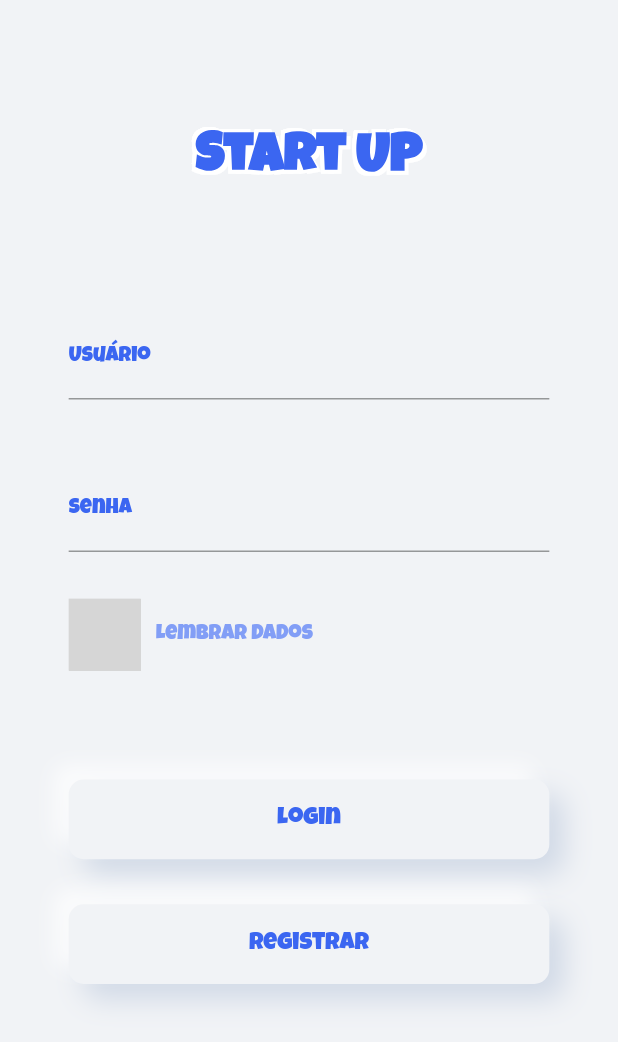
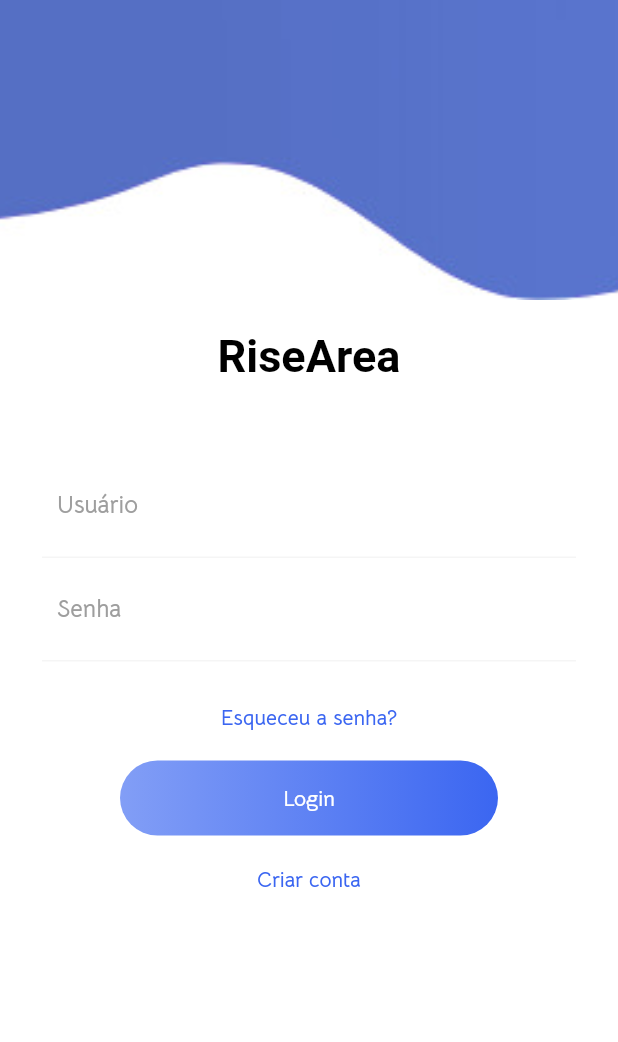
Before and after one commit to SamuelGDMG/RiseHub, a Flutter app: the screen it shows after launch, on a phone screen of 412 x 824 dp. Shown: the top 1042 px of the screen. Run offline on Flutter 3.47's test engine with Material 2 defaults, Android fonts, the phone set to English and light mode, and no system bars; our stand-ins replace clay_containers, curved_navigation_bar, flutter_screenutil, flutter_staggered_animations, font_awesome_flutter, gradient_app_bar and 1 more; missing offline and left inert: custom_switch, slimy_card; grey boxes are pictures that could not be loaded.

Commit message:
fonts and login screen

```diff
--- /dev/null
+++ b/lib/Animation/FadeAnimation.dart
@@ -0,0 +1,32 @@
+import 'package:flutter/material.dart';
+import 'package:simple_animations/simple_animations.dart';
+
+class FadeAnimation extends StatelessWidget {
+  final double delay;
+  final Widget child;
+
+  FadeAnimation(this.delay, this.child);
+
+  @override
+  Widget build(BuildContext context) {
+    final tween = MultiTrackTween([
+      Track("opacity")
+          .add(Duration(milliseconds: 500), Tween(begin: 0.0, end: 1.0)),
+      Track("translateY").add(
+          Duration(milliseconds: 500), Tween(begin: -30.0, end: 0.0),
+          curve: Curves.easeOut)
+    ]);
+
+    return ControlledAnimation(
+      delay: Duration(milliseconds: (500 * delay).round()),
+      duration: tween.duration,
+      tween: tween,
+      child: child,
+      builderWithChild: (context, child, animation) => Opacity(
+        opacity: animation["opacity"],
+        child: Transform.translate(
+            offset: Offset(0, animation["translateY"]), child: child),
+      ),
+    );
+  }
+}
--- a/lib/login-screen.dart
+++ b/lib/login-screen.dart
@@ -1,217 +1,176 @@
-import 'package:custom_switch/custom_switch.dart';
 import 'package:flutter/material.dart';
-import 'package:flutter_screenutil/flutter_screenutil.dart';
-import 'package:Business_Monsters/register_pages/register_user.dart';
-import 'package:Business_Monsters/home.dart';
+import './Animation/FadeAnimation.dart';
+
+class LoginScreen extends StatefulWidget {
+  @override
+  _LoginScreenState createState() => _LoginScreenState();
+}
 
 Color palleteLightGrey = Color(0xffc4d1fa);
 Color palleteLightBlue = Color(0xff829ef6);
 Color palleteMediumBlue = Color(0xff3b66f1);
 Color palleteBlue = Color(0xff1144e8);
 
-class LoginScreen extends StatefulWidget {
-  LoginScreen({Key key}) : super(key: key);
-
-  @override
-  _LoginScreenState createState() => _LoginScreenState();
-}
 
 class _LoginScreenState extends State<LoginScreen> {
-  bool status = true;
-
   @override
   Widget build(BuildContext context) {
-    ScreenUtil.init(context,
-        width: 1080, height: 1860, allowFontScaling: false);
     return Scaffold(
-        backgroundColor: Color(0xFFF1F3F6),
-        body: SafeArea(
-          child: SingleChildScrollView(
-            child: Container(
-                margin: EdgeInsets.symmetric(
-                    horizontal: ScreenUtil().setWidth(120)),
+      resizeToAvoidBottomInset: false,
+      backgroundColor: Colors.white,
+      body: Column(
+        crossAxisAlignment: CrossAxisAlignment.start,
+        children: <Widget>[
+          Container(
+            height: 200,
+            child: Stack(
+              children: <Widget>[
+                Positioned(
+                    child: FadeAnimation(
+                  1,
+                  Container(
+                    decoration: BoxDecoration(
+                      image: DecorationImage(
+                        fit: BoxFit.cover,
+                        image: AssetImage("images/1.jpg"),
+                      ),
+                    ),
+                  ),
+                ))
+              ],
+            ),
+          ),
+          SizedBox(
+            height: 20,
+          ),
+          Padding(
+            padding: EdgeInsets.symmetric(horizontal: 20.0),
             child: Column(
               crossAxisAlignment: CrossAxisAlignment.start,
               children: <Widget>[
-                    SizedBox(
-                      height: ScreenUtil().setHeight(200),
-                    ),
+                FadeAnimation(
+                  1,
                   Center(
                   child: Text(
-                        "Start UP",
-                        textAlign: TextAlign.center,
+                    "RiseArea",
                     style: TextStyle(
-                          fontFamily: 'LuckiestGuy',
-                            color: palleteMediumBlue,
-                            fontSize: 36,
+                      fontSize: 30,
+                      color: Colors.black,
                       fontWeight: FontWeight.bold,
-                            shadows: [
-                            Shadow( // bottomLeft
-                            offset: Offset(-2.5, -2.5),
-                        color: Colors.white,
                     ),
-                      Shadow( // bottomRight
-                          offset: Offset(-2.5, -2.5),
-                          color: Colors.white
                   ),
-                      Shadow( // topRight
-                          offset: Offset(2.5, 2.5),
-                          color: Colors.white
                   ),
-                      Shadow( // topLeft
-                          offset: Offset(-2.5, 2.5),
-                          color: Colors.white
                 ),
+                SizedBox(
+                  height: 40,
+                ),
+                FadeAnimation(
+                  1,
+                  Container(
+                    padding: EdgeInsets.all(8.0),
+                    decoration: BoxDecoration(
+                      borderRadius: BorderRadius.circular(10.0),
+                      color: Colors.transparent,
+                    ),
+                    child: Column(
+                      children: <Widget>[
+                        Container(
+                          padding: EdgeInsets.all(10.0),
+                          decoration: BoxDecoration(
+                            border: Border(
+                              bottom: BorderSide(
+                                color: Colors.grey[100],
+                              ),
+                            ),
+                          ),
+                          child: TextField(
+                            decoration: InputDecoration(
+                              border: InputBorder.none,
+                              hintText: "Usuário",
+                              hintStyle: TextStyle(color: Colors.grey,
+                              fontFamily: 'BellotaText',
+                              ),
+                            ),
+                          ),
+                        ),
+                        Container(
+                          padding: EdgeInsets.all(10.0),
+                          decoration: BoxDecoration(
+                            border: Border(
+                              bottom: BorderSide(
+                                color: Colors.grey[100],
+                              ),
+                            ),
+                          ),
+                          child: TextField(
+                            decoration: InputDecoration(
+                                border: InputBorder.none,
+                                hintText: "Senha",
+                                hintStyle: TextStyle(color: Colors.grey,
+                                fontFamily: 'BellotaText',)),
+                          ),
+                        )
                       ],
                     ),
                   ),
                 ),
                 SizedBox(
-                      height: ScreenUtil().setHeight(170),
+                  height: 20.0,
                 ),
-                    SizedBox(
-                      height: ScreenUtil().setHeight(20),
+                Center(
+                  child: FadeAnimation(
+                    1,
+                    Text(
+                      "Esqueceu a senha?",
+                      style: TextStyle(
+                        fontFamily: 'BellotaText',
+                        color: palleteMediumBlue,
                       ),
-                    Stack(
-                      children: <Widget>[
-                        TextField(
-                          style:
-                              TextStyle(color: palleteMediumBlue),
-                          decoration: InputDecoration(
-                              focusedBorder: UnderlineInputBorder(
-                                borderSide: BorderSide(
-                                    color: palleteMediumBlue,
-                                    width: 2),
                     ),
-                              labelText: "Usuário",
-                              labelStyle: TextStyle(
-                                fontFamily: 'LuckiestGuy',
-                                  color: palleteMediumBlue,
-                                  fontSize: 14)),
-                        ),
-                      ],
-                    ),
-                    SizedBox(
-                      height: ScreenUtil().setHeight(100),
-                    ),
-                    TextField(
-                      style: TextStyle(color: palleteMediumBlue),
-                      decoration: InputDecoration(
-                          focusedBorder: UnderlineInputBorder(
-                            borderSide: BorderSide(
-                                color: palleteMediumBlue,
-                                width: 2),
-                          ),
-                          labelText: "Senha",
-                          labelStyle: TextStyle(
-                            fontFamily: 'LuckiestGuy',
-                              color: palleteMediumBlue,
-                              fontSize: 14)),
-                    ),
-                    SizedBox(
-                      height: ScreenUtil().setHeight(70),
-                    ),
-                    Row(
-                      children: <Widget>[
-                        Container(
-                          decoration: BoxDecoration(
-                              ),
-                          child: CustomSwitch(
-                            activeColor: palleteMediumBlue,
-                            value: status,
-                            onChanged: (value) {
-                              setState(() {
-                                status = value;
-                              });
-                            },
                   ),
                 ),
                 SizedBox(
-                          width: 10,
+                  height: 20.0,
                 ),
-                        Text(
-                          "Lembrar dados",
-                          style:
-                              TextStyle(color: palleteLightBlue, fontSize: 14, fontFamily: 'LuckiestGuy',),
+                FadeAnimation(
+                  1,
+                  Container(
+                    height: 50,
+                    margin: EdgeInsets.symmetric(horizontal: 60),
+                    decoration: BoxDecoration(
+                      borderRadius: BorderRadius.circular(50),
+                      gradient: LinearGradient(
+            colors: [palleteLightBlue, palleteMediumBlue]),
                     ),
-                        Spacer(),
-                      ],
-                    ),
-                    SizedBox(
-                      height: ScreenUtil().setHeight(130),
-                    ),
-                    GestureDetector(
-                      onTap: () {
-                        Navigator.push(
-                            context,
-                            new MaterialPageRoute(
-                                builder: (BuildContext context) => new Home()));
-                      },
-                      child: Container(
-                        width: double.infinity,
-                        alignment: Alignment.center,
-                        height: ScreenUtil().setHeight(120),
-                        margin: EdgeInsets.symmetric(vertical: 15),
-                        decoration: BoxDecoration(
-                            color: Color(0xFFF1F3F6),
-                            borderRadius: BorderRadius.all(Radius.circular(10)),
-                            boxShadow: [
-                              BoxShadow(
-                                  offset: Offset(10, 10),
-                                  color: Color(0xFF4D70A6).withOpacity(0.2),
-                                  blurRadius: 16),
-                              BoxShadow(
-                                  offset: Offset(-10, -10),
-                                  color: Color.fromARGB(170, 255, 255, 255),
-                                  blurRadius: 10),
-                            ]),
+                    child: Center(
                       child: Text(
                         "Login",
-                          style: TextStyle(
-                            fontFamily: 'LuckiestGuy',
-                              color: palleteMediumBlue,
-                              fontSize: 16),
+                        style: TextStyle(color: Colors.white,
+                        fontFamily: 'BellotaText',),
                       ),
                     ),
                   ),
-
-                     GestureDetector(
-                      onTap: () {
-                        Navigator.push(
-                            context,
-                            new MaterialPageRoute(
-                                builder: (BuildContext context) => new SlimyCardPage2()));
-                      },
-                      child: Container(
-                        width: double.infinity,
-                        alignment: Alignment.center,
-                        height: ScreenUtil().setHeight(120),
-                        margin: EdgeInsets.symmetric(vertical: 15),
-                        decoration: BoxDecoration(
-                            color: Color(0xFFF1F3F6),
-                            borderRadius: BorderRadius.all(Radius.circular(10)),
-                            boxShadow: [
-                              BoxShadow(
-                                  offset: Offset(10, 10),
-                                  color: Color(0xFF4D70A6).withOpacity(0.2),
-                                  blurRadius: 16),
-                              BoxShadow(
-                                  offset: Offset(-10, -10),
-                                  color: Color.fromARGB(170, 255, 255, 255),
-                                  blurRadius: 10),
-                            ]),
+                ),
+                SizedBox(
+                  height: 20.0,
+                ),
+                FadeAnimation(
+                  1,
+                  Center(
                     child: Text(
-                          "Registrar",
+                      "Criar conta",
                       style: TextStyle(
-                            fontFamily: 'LuckiestGuy',
                         color: palleteMediumBlue,
-                              fontSize: 16),
+                        fontFamily: 'BellotaText',
+                      ),
                     ),
                   ),
                 ),
               ],
-                )),
             ),
-        ));
+          )
+        ],
+      ),
+    );
   }
 }
--- a/lib/pages/rewards_page.dart
+++ b/lib/pages/rewards_page.dart
@@ -2,10 +2,10 @@
 import 'package:flutter/material.dart';
 import 'package:flutter_screenutil/flutter_screenutil.dart';
 
-Color palleteBlue = Color(0xff010a43);
-Color palleteLightPink = Color(0xffffc2c2);
-Color palleteMediumPink = Color(0xffff9d9d);
-Color palletePink = Color(0xffff2e63);
+Color palleteLightGrey = Color(0xffc4d1fa);
+Color palleteLightBlue = Color(0xff829ef6);
+Color palleteMediumBlue = Color(0xff3b66f1);
+Color palleteBlue = Color(0xff1144e8);
 
 class BenefitsPage extends StatefulWidget {
   BenefitsPage({Key key}) : super(key: key);
@@ -37,28 +37,10 @@ class _BenefitsPage extends State<BenefitsPage> {
                         "Business Monsters",
                         textAlign: TextAlign.center,
                         style: TextStyle(
-                          fontFamily: 'LuckiestGuy',
-                          color: palleteMediumPink,
+                          fontFamily: 'BellotaText',
+                          color: palleteMediumBlue,
                           fontSize: 36,
                           fontWeight: FontWeight.bold,
-                          shadows: [
-                            Shadow( // bottomLeft
-                              offset: Offset(-2.5, -2.5),
-                              color: Colors.black,
-                            ),
-                            Shadow( // bottomRight
-                                offset: Offset(-2.5, -2.5),
-                                color: Colors.black,
-                            ),
-                            Shadow( // topRight
-                                offset: Offset(2.5, 2.5),
-                                color: Colors.black,
-                            ),
-                            Shadow( // topLeft
-                                offset: Offset(-2.5, 2.5),
-                                color: Colors.black,
-                            ),
-                          ],
                         ),
                       ),
                     ),
@@ -69,17 +51,17 @@ class _BenefitsPage extends State<BenefitsPage> {
                       height: ScreenUtil().setHeight(20),
 ),
                       TextField(
-                      style: TextStyle(color: palleteMediumPink),
+                      style: TextStyle(color: palleteMediumBlue),
                       decoration: InputDecoration(
                           focusedBorder: UnderlineInputBorder(
                             borderSide: BorderSide(
-                                color: palleteMediumPink,
+                                color: palleteMediumBlue,
                                 width: 2),
                           ),
                           labelText: "Pesquisar",
                           labelStyle: TextStyle(
-                            fontFamily: 'LuckiestGuy',
-                              color: palleteMediumPink,
+                            fontFamily: 'BellotaText',
+                              color: palleteMediumBlue,
                               fontSize: 14)),
                     ),
 
@@ -87,12 +69,12 @@ class _BenefitsPage extends State<BenefitsPage> {
                       mainAxisAlignment: MainAxisAlignment.end,
                       children: <Widget>[
                         FlatButton(
-                          color: palleteMediumPink,
+                          color: palleteMediumBlue,
                           onPressed: () {},
                           child: Text(
                             'Buscar',
                             textAlign: TextAlign.center,
-                            style: TextStyle(color: Colors.white, fontFamily: 'LuckiestGuy'),
+                            style: TextStyle(color: Colors.white, fontFamily: 'BellotaText'),
                             )
                           )
                       ],
@@ -104,8 +86,8 @@ class _BenefitsPage extends State<BenefitsPage> {
                             "Benefícios",
                             textAlign: TextAlign.center,
                             style: TextStyle(
-                              fontFamily: 'LuckiestGuy',
-                              color: palleteMediumPink,
+                              fontFamily: 'BellotaText',
+                              color: palleteMediumBlue,
                               fontSize: 26,
                               fontWeight: FontWeight.bold,
                               shadows: [
@@ -161,8 +143,8 @@ class _BenefitsPage extends State<BenefitsPage> {
                                      child: Text('ContaJá \n 3 meses de acesso gratuito \n aos serviços da ContaJá',
                             textAlign: TextAlign.center,
                             style: TextStyle(
-                              fontFamily: 'LuckiestGuy',
-                              color: palleteMediumPink,
+                              fontFamily: 'BellotaText',
+                              color: palleteMediumBlue,
                               fontSize: 12
                             ),
                             ),
@@ -171,12 +153,12 @@ class _BenefitsPage extends State<BenefitsPage> {
                            padding: EdgeInsets.fromLTRB(0, 0, 10, 0 ),
                           child:
                           FlatButton(
-                          color: palletePink,
+                          color: palleteBlue,
                           onPressed: () {},
                           child: Text(
                             'Comprar \n 500 XP',
                             textAlign: TextAlign.center,
-                            style: TextStyle(color: Colors.white, fontFamily: 'LuckiestGuy',),
+                            style: TextStyle(color: Colors.white, fontFamily: 'BellotaText',),
                             )
                           )
                           )
@@ -215,8 +197,8 @@ class _BenefitsPage extends State<BenefitsPage> {
                                      child: Text('NaNuvem \n R\$ 1000 de hospedagem \n nos serviços da NaNuvem',
                             textAlign: TextAlign.center,
                             style: TextStyle(
-                              fontFamily: 'LuckiestGuy',
-                              color: palleteMediumPink,
+                              fontFamily: 'BellotaText',
+                              color: palleteMediumBlue,
                               fontSize: 12
                             ),
                             ),
@@ -225,12 +207,12 @@ class _BenefitsPage extends State<BenefitsPage> {
                            padding: EdgeInsets.fromLTRB(0, 0, 10, 0 ),
                           child:
                           FlatButton(
-                          color: palletePink,
+                          color: palleteBlue,
                           onPressed: () {},
                           child: Text(
                             'Comprar \n 600 XP',
                             textAlign: TextAlign.center,
-                            style: TextStyle(color: Colors.white, fontFamily: 'LuckiestGuy',),
+                            style: TextStyle(color: Colors.white, fontFamily: 'BellotaText',),
                             )
                           )
                           )
@@ -269,8 +251,8 @@ class _BenefitsPage extends State<BenefitsPage> {
                                      child: Text('PRIMECURSOS \n Descontos de até 50% \n nos certificados da \n PRIMECURSOS',
                             textAlign: TextAlign.center,
                             style: TextStyle(
-                              fontFamily: 'LuckiestGuy',
-                              color: palleteMediumPink,
+                              fontFamily: 'BellotaText',
+                              color: palleteMediumBlue,
                               fontSize: 12
                             ),
                             ),
@@ -279,12 +261,12 @@ class _BenefitsPage extends State<BenefitsPage> {
                            padding: EdgeInsets.fromLTRB(0, 0, 20, 0 ),
                           child:
                           FlatButton(
-                          color: palletePink,
+                          color: palleteBlue,
                           onPressed: () {},
                           child: Text(
                             'Comprar \n 800 XP',
                             textAlign: TextAlign.center,
-                            style: TextStyle(color: Colors.white, fontFamily: 'LuckiestGuy',),
+                            style: TextStyle(color: Colors.white, fontFamily: 'BellotaText',),
                             )
                           )
                           )
```
Also changed, not shown: pubspec.yaml (+6 -4 lines), assets/fonts/BastardusSans.ttf (added), assets/fonts/BellotaText-Bold.ttf (added), assets/fonts/BellotaText-Regular.ttf (added), assets/fonts/DellaRespira-Regular.ttf (added), assets/fonts/Economica-Bold.ttf (added), assets/fonts/Lacquer-Regular.ttf (deleted), assets/fonts/Righteous-Regular.ttf (deleted), assets/fonts/Roboto-Black.ttf (deleted), assets/fonts/SquadaOne-Regular.ttf (deleted), images/1.jpg (added), pubspec.lock. Lines whose indentation alone changed are shown as unchanged.
